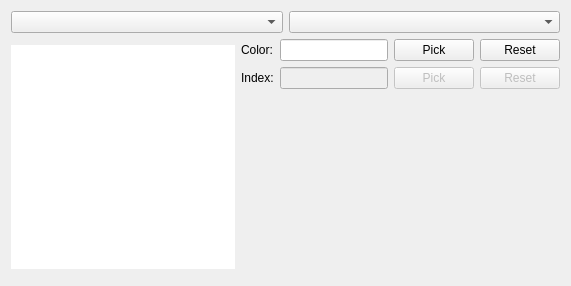
The window that source/palettewidget.ui (diasurgical/d1-graphics-tool) describes before a commit, drawn with Qt 5.
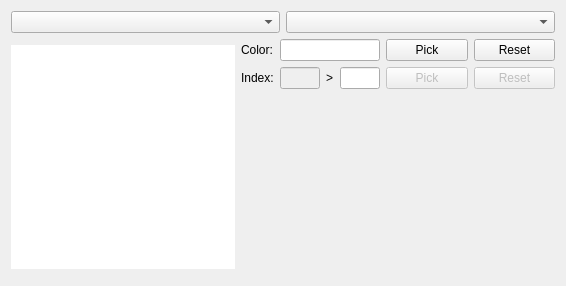
The same window after the commit.

Commit message: Update UI to display translated index for TRNs

```diff
--- a/source/palettewidget.ui
+++ b/source/palettewidget.ui
@@ -6,12 +6,12 @@
    <rect>
     <x>0</x>
     <y>0</y>
-    <width>557</width>
+    <width>566</width>
     <height>286</height>
    </rect>
   </property>
   <property name="sizePolicy">
-   <sizepolicy hsizetype="MinimumExpanding" vsizetype="MinimumExpanding">
+   <sizepolicy hsizetype="Minimum" vsizetype="Preferred">
     <horstretch>0</horstretch>
     <verstretch>0</verstretch>
    </sizepolicy>
@@ -66,10 +66,32 @@
         <layout class="QVBoxLayout" name="verticalLayout_2">
          <item>
           <layout class="QGridLayout" name="gridLayout">
-           <item row="1" column="0">
-            <widget class="QLabel" name="indexLabel">
+           <item row="0" column="4">
+            <widget class="QPushButton" name="colorPickPushButton">
+             <property name="sizePolicy">
+              <sizepolicy hsizetype="Expanding" vsizetype="Fixed">
+               <horstretch>0</horstretch>
+               <verstretch>0</verstretch>
+              </sizepolicy>
+             </property>
              <property name="text">
-              <string>Index:</string>
+              <string>Pick</string>
+             </property>
+            </widget>
+           </item>
+           <item row="1" column="4">
+            <widget class="QPushButton" name="indexPickPushButton">
+             <property name="enabled">
+              <bool>false</bool>
+             </property>
+             <property name="sizePolicy">
+              <sizepolicy hsizetype="Expanding" vsizetype="Fixed">
+               <horstretch>0</horstretch>
+               <verstretch>0</verstretch>
+              </sizepolicy>
+             </property>
+             <property name="text">
+              <string>Pick</string>
              </property>
             </widget>
            </item>
@@ -80,10 +102,32 @@
              </property>
             </widget>
            </item>
-           <item row="0" column="2">
-            <widget class="QPushButton" name="colorPickPushButton">
+           <item row="0" column="5">
+            <widget class="QPushButton" name="colorResetPushButton">
+             <property name="sizePolicy">
+              <sizepolicy hsizetype="Expanding" vsizetype="Fixed">
+               <horstretch>0</horstretch>
+               <verstretch>0</verstretch>
+              </sizepolicy>
+             </property>
              <property name="text">
-              <string>Pick</string>
+              <string>Reset</string>
+             </property>
+            </widget>
+           </item>
+           <item row="1" column="5">
+            <widget class="QPushButton" name="indexResetPushButton">
+             <property name="enabled">
+              <bool>false</bool>
+             </property>
+             <property name="sizePolicy">
+              <sizepolicy hsizetype="Expanding" vsizetype="Fixed">
+               <horstretch>0</horstretch>
+               <verstretch>0</verstretch>
+              </sizepolicy>
+             </property>
+             <property name="text">
+              <string>Reset</string>
              </property>
             </widget>
            </item>
@@ -93,47 +137,80 @@
               <bool>false</bool>
              </property>
              <property name="sizePolicy">
-              <sizepolicy hsizetype="Minimum" vsizetype="Fixed">
+              <sizepolicy hsizetype="Expanding" vsizetype="Fixed">
                <horstretch>0</horstretch>
                <verstretch>0</verstretch>
               </sizepolicy>
              </property>
+             <property name="maximumSize">
+              <size>
+               <width>40</width>
+               <height>40</height>
+              </size>
+             </property>
+             <property name="maxLength">
+              <number>3</number>
+             </property>
+             <property name="alignment">
+              <set>Qt::AlignCenter</set>
+             </property>
             </widget>
            </item>
-           <item row="0" column="3">
-            <widget class="QPushButton" name="colorResetPushButton">
-             <property name="text">
-              <string>Reset</string>
+           <item row="1" column="3">
+            <widget class="QLineEdit" name="translatedIndexLineEdit">
+             <property name="sizePolicy">
+              <sizepolicy hsizetype="Expanding" vsizetype="Fixed">
+               <horstretch>0</horstretch>
+               <verstretch>0</verstretch>
+              </sizepolicy>
              </property>
+             <property name="maximumSize">
+              <size>
+               <width>40</width>
+               <height>40</height>
+              </size>
+             </property>
+             <property name="maxLength">
+              <number>3</number>
+             </property>
+             <property name="alignment">
+              <set>Qt::AlignCenter</set>
+             </property>
             </widget>
            </item>
-           <item row="0" column="1">
+           <item row="0" column="1" colspan="3">
             <widget class="QLineEdit" name="colorLineEdit">
              <property name="sizePolicy">
-              <sizepolicy hsizetype="Minimum" vsizetype="Fixed">
+              <sizepolicy hsizetype="Expanding" vsizetype="Fixed">
                <horstretch>0</horstretch>
                <verstretch>0</verstretch>
               </sizepolicy>
+             </property>
+             <property name="maximumSize">
+              <size>
+               <width>100</width>
+               <height>100</height>
+              </size>
+             </property>
+             <property name="maxLength">
+              <number>7</number>
+             </property>
+             <property name="alignment">
+              <set>Qt::AlignCenter</set>
+             </property>
+            </widget>
+           </item>
+           <item row="1" column="0">
+            <widget class="QLabel" name="indexLabel">
+             <property name="text">
+              <string>Index:</string>
              </property>
             </widget>
            </item>
            <item row="1" column="2">
-            <widget class="QPushButton" name="indexPickPushButton">
-             <property name="enabled">
-              <bool>false</bool>
-             </property>
+            <widget class="QLabel" name="translationLabel">
              <property name="text">
-              <string>Pick</string>
-             </property>
-            </widget>
-           </item>
-           <item row="1" column="3">
-            <widget class="QPushButton" name="indexResetPushButton">
-             <property name="enabled">
-              <bool>false</bool>
-             </property>
-             <property name="text">
-              <string>Reset</string>
+              <string>&gt;</string>
              </property>
             </widget>
            </item>
```
The commit also changes 1 other file.
